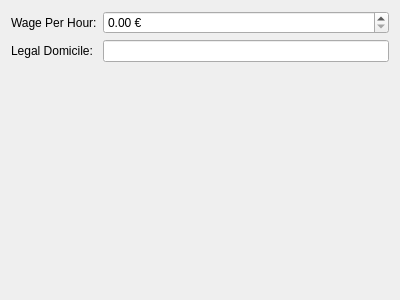
First picture: the form in ui/widgets/financialsettingswidget.ui, repository PhilippParis/BusinessManager, before the edit.
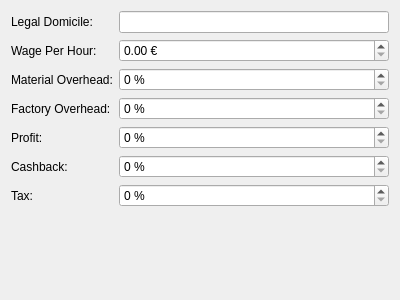
Second picture: the form after the edit.

Diff of the .ui file:
```diff
--- a/ui/widgets/financialsettingswidget.ui
+++ b/ui/widgets/financialsettingswidget.ui
@@ -17,13 +17,23 @@
    <item>
     <layout class="QFormLayout" name="formLayout">
      <item row="0" column="0">
+      <widget class="QLabel" name="legalDomicileLabel">
+       <property name="text">
+        <string>Legal Domicile:</string>
+       </property>
+      </widget>
+     </item>
+     <item row="0" column="1">
+      <widget class="QLineEdit" name="leLegalDomicile"/>
+     </item>
+     <item row="1" column="0">
       <widget class="QLabel" name="wagePerHourLabel">
        <property name="text">
         <string>Wage Per Hour:</string>
        </property>
       </widget>
      </item>
-     <item row="0" column="1">
+     <item row="1" column="1">
       <widget class="QDoubleSpinBox" name="sbWage">
        <property name="suffix">
         <string> €</string>
@@ -33,13 +43,88 @@
        </property>
       </widget>
      </item>
-     <item row="1" column="1">
-      <widget class="QLineEdit" name="leLegalDomicile"/>
+     <item row="4" column="0">
+      <widget class="QLabel" name="materialOverheadLabel">
+       <property name="text">
+        <string>Material Overhead:</string>
+       </property>
+      </widget>
      </item>
-     <item row="1" column="0">
-      <widget class="QLabel" name="legalDomicileLabel">
+     <item row="5" column="0">
+      <widget class="QLabel" name="factoryOverheadLabel">
        <property name="text">
-        <string>Legal Domicile:</string>
+        <string>Factory Overhead:</string>
+       </property>
+      </widget>
+     </item>
+     <item row="6" column="0">
+      <widget class="QLabel" name="profitLabel">
+       <property name="text">
+        <string>Profit:</string>
+       </property>
+      </widget>
+     </item>
+     <item row="7" column="0">
+      <widget class="QLabel" name="cashbackLabel">
+       <property name="text">
+        <string>Cashback:</string>
+       </property>
+      </widget>
+     </item>
+     <item row="8" column="0">
+      <widget class="QLabel" name="taxLabel">
+       <property name="text">
+        <string>Tax:</string>
+       </property>
+      </widget>
+     </item>
+     <item row="4" column="1">
+      <widget class="QSpinBox" name="sbMaterialOverhead">
+       <property name="suffix">
+        <string> %</string>
+       </property>
+       <property name="maximum">
+        <number>100</number>
+       </property>
+      </widget>
+     </item>
+     <item row="5" column="1">
+      <widget class="QSpinBox" name="sbFactoryOverhead">
+       <property name="suffix">
+        <string> %</string>
+       </property>
+       <property name="maximum">
+        <number>100</number>
+       </property>
+      </widget>
+     </item>
+     <item row="6" column="1">
+      <widget class="QSpinBox" name="sbProfit">
+       <property name="suffix">
+        <string> %</string>
+       </property>
+       <property name="maximum">
+        <number>100</number>
+       </property>
+      </widget>
+     </item>
+     <item row="7" column="1">
+      <widget class="QSpinBox" name="sbCashback">
+       <property name="suffix">
+        <string> %</string>
+       </property>
+       <property name="maximum">
+        <number>100</number>
+       </property>
+      </widget>
+     </item>
+     <item row="8" column="1">
+      <widget class="QSpinBox" name="sbTax">
+       <property name="suffix">
+        <string> %</string>
+       </property>
+       <property name="maximum">
+        <number>100</number>
        </property>
       </widget>
      </item>
```
